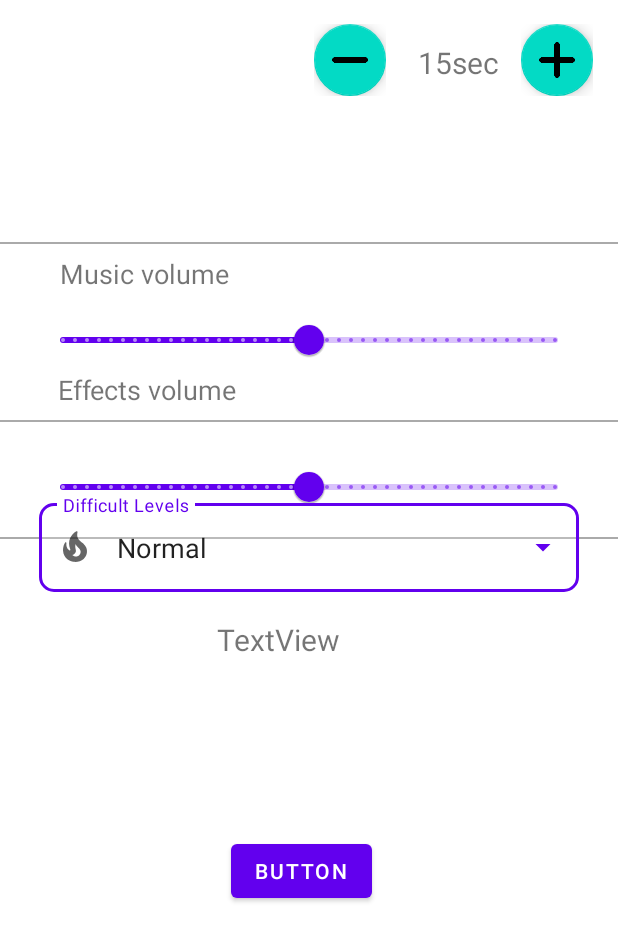
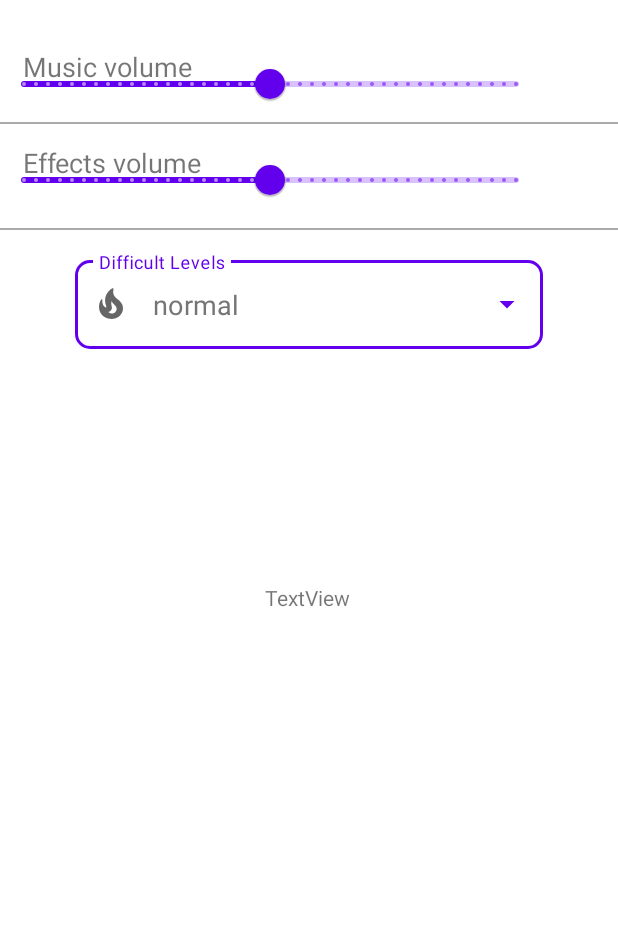
Before and after one commit to GrKnght/SummerPractice-Team13, an Android app: the layout fragment_settings.xml on its own in the app's theme, with its tools: preview values and no code run, on a phone screen of 412 x 824 dp. Shown: the top 941 px of the screen. Run offline under Robolectric (Android 15) with nearby library versions, the phone set to English and light mode, and no system bars.

Commit message:
SettingsUpdate

```diff
--- a/app/src/main/java/summerpractice/team13/guessthedrawing/mvp/presenters/answer_check_presenter/IAnswerCheckPresenter.kt
+++ b/app/src/main/java/summerpractice/team13/guessthedrawing/mvp/presenters/answer_check_presenter/IAnswerCheckPresenter.kt
@@ -1,6 +1,7 @@
 package summerpractice.team13.guessthedrawing.mvp.presenters.answer_check_presenter
 
 import android.content.Context
+import android.widget.Button
 import android.widget.Chronometer
 import android.widget.EditText
 import android.widget.ImageView
@@ -15,7 +16,8 @@ interface IAnswerCheckPresenter {
         imageView: ImageView,
         editText: EditText,
         chronometer: Chronometer,
-        progressIndicator: LinearProgressIndicator
+        progressIndicator: LinearProgressIndicator,
+        button: Button
     )
 
     fun getDrawableId(imageView: ImageView): Int
--- a/app/src/main/java/summerpractice/team13/guessthedrawing/timer/Timer.kt
+++ b/app/src/main/java/summerpractice/team13/guessthedrawing/timer/Timer.kt
@@ -1,6 +1,8 @@
 package summerpractice.team13.guessthedrawing.timer
 
+import android.content.Context
 import android.os.CountDownTimer
+import summerpractice.team13.guessthedrawing.utils.PrefUtil
 
 class Timer {
 
@@ -12,7 +14,7 @@ class Timer {
     private var secondsRemaining = 0L
 
 
-    fun t() {
 
-    }
+
+
 }
--- a/app/src/main/java/summerpractice/team13/guessthedrawing/ui/settings_screen/SettingsViewModel.kt
+++ b/app/src/main/java/summerpractice/team13/guessthedrawing/ui/settings_screen/SettingsViewModel.kt
@@ -6,8 +6,8 @@ import androidx.lifecycle.ViewModel
 class SettingsViewModel : ViewModel() {
 
 
-    val text: MutableLiveData<String> by lazy {
-        MutableLiveData<String>()
+    val value: MutableLiveData<Float> by lazy {
+        MutableLiveData<Float>()
     }
 
 
--- a/app/src/main/res/layout/fragment_settings.xml
+++ b/app/src/main/res/layout/fragment_settings.xml
@@ -4,222 +4,143 @@
     xmlns:tools="http://schemas.android.com/tools"
     android:layout_width="match_parent"
     android:layout_height="match_parent"
-    tools:context=".ui.settings_screen.SettingsFragment">
+    tools:context=".ui.settings_screen.SettingsFragment"
+    >
 
-    <LinearLayout
-        android:id="@+id/linearLayout4"
-        android:layout_width="wrap_content"
+    <FrameLayout
+        android:id="@+id/frameLayout"
+        android:layout_width="match_parent"
         android:layout_height="wrap_content"
-        android:layout_marginTop="28dp"
-        android:orientation="horizontal"
-        app:layout_constraintEnd_toStartOf="@+id/linearLayout5"
-        app:layout_constraintStart_toEndOf="@+id/linearLayout2"
-        app:layout_constraintTop_toTopOf="parent">
-
-        <TextView
-            android:id="@+id/secondsTW"
-            android:layout_width="wrap_content"
-            android:layout_height="wrap_content"
-            android:layout_marginStart="6dp"
-            android:text="@string/_15sec"
-            android:textSize="20sp" />
-    </LinearLayout>
-
-    <LinearLayout
-        android:id="@+id/linearLayout5"
-        android:layout_width="wrap_content"
-        android:layout_height="wrap_content"
-        android:layout_marginTop="16dp"
-        android:orientation="horizontal"
+        android:layout_marginTop="32dp"
         app:layout_constraintEnd_toEndOf="parent"
-        app:layout_constraintHorizontal_bias="0.955"
+        app:layout_constraintHorizontal_bias="0.0"
         app:layout_constraintStart_toStartOf="parent"
         app:layout_constraintTop_toTopOf="parent">
-
-        <com.google.android.material.floatingactionbutton.FloatingActionButton
-            android:id="@+id/incrementFB"
-            android:layout_width="wrap_content"
-            android:layout_height="wrap_content"
-            android:clickable="true"
-            android:contentDescription="@string/incrementfloatingbutton"
-            android:focusable="true"
-            android:src="@drawable/plus"
-            app:fabCustomSize="48dp"
-            app:fabSize="auto" />
-    </LinearLayout>
-
-    <LinearLayout
-        android:id="@+id/linearLayout2"
-        android:layout_width="wrap_content"
-        android:layout_height="wrap_content"
-        android:layout_marginTop="16dp"
-        android:orientation="horizontal"
-        app:layout_constraintEnd_toEndOf="parent"
-        app:layout_constraintHorizontal_bias="0.575"
-        app:layout_constraintStart_toStartOf="parent"
-        app:layout_constraintTop_toTopOf="parent">
-
-        <com.google.android.material.floatingactionbutton.FloatingActionButton
-            android:id="@+id/decrementFB"
-            android:layout_width="wrap_content"
-            android:layout_height="match_parent"
-            android:clickable="true"
-            android:contentDescription="@string/decrementfloatingbutton"
-            android:focusable="true"
-            android:minWidth="48dp"
-            android:minHeight="48dp"
-            android:src="@drawable/minus"
-            app:fabCustomSize="48dp"
-            app:fabSize="auto" />
-    </LinearLayout>
-
-    <View style="@style/Divider"
-        android:id="@+id/separator1"
-        app:layout_constraintTop_toTopOf="parent"
-        app:layout_constraintBottom_toBottomOf="parent"
-        app:layout_constraintStart_toStartOf="parent"
-        app:layout_constraintEnd_toEndOf="parent"
-        android:layout_marginBottom="500dp"
-        android:background="@android:color/darker_gray">
-    </View>
 
         <TextView
             android:id="@+id/tv_music_volume"
             android:layout_width="wrap_content"
             android:layout_height="wrap_content"
+            android:paddingStart="15dp"
+            android:paddingEnd="15dp"
             android:text="@string/music_volume"
-        android:layout_marginBottom="460dp"
-        android:layout_marginEnd="220dp"
             android:textSize="18sp"
-        app:layout_constraintBottom_toBottomOf="parent"
-        app:layout_constraintEnd_toEndOf="parent"
-        app:layout_constraintStart_toStartOf="parent"
-        app:layout_constraintTop_toTopOf="parent">
-    </TextView>
+            tools:ignore="SpeakableTextPresentCheck" />
 
         <com.google.android.material.slider.Slider
             android:id="@+id/slider_music"
             android:layout_width="360dp"
             android:layout_height="6dp"
-        android:layout_marginTop="10dp"
+            android:labelFor="@id/tv_music_volume"
             android:stepSize="1"
             android:value="50"
             android:valueFrom="0"
             android:valueTo="100"
-        android:labelFor="@id/tv_music_volume"
             app:labelBehavior="floating"
-        app:layout_constraintBottom_toTopOf="@+id/separator2"
+            tools:ignore="SpeakableTextPresentCheck" />
+    </FrameLayout>
+
+    <View
+        android:id="@+id/separator2"
+        style="@style/Divider"
+        android:layout_marginTop="1dp"
+        android:layout_marginBottom="564dp"
+        android:background="@android:color/darker_gray"
+        app:layout_constraintBottom_toBottomOf="parent"
         app:layout_constraintEnd_toEndOf="parent"
+        app:layout_constraintHorizontal_bias="0.0"
         app:layout_constraintStart_toStartOf="parent"
-        app:layout_constraintTop_toBottomOf="@+id/separator1">
-    </com.google.android.material.slider.Slider>
+        app:layout_constraintTop_toBottomOf="@+id/frameLayout"
+        app:layout_constraintVertical_bias="0.0" />
 
-    <View style="@style/Divider"
-        android:id="@+id/separator2"
-        android:layout_marginBottom="425dp"
-       app:layout_constraintTop_toBottomOf="@id/separator1"
-        app:layout_constraintBottom_toBottomOf="parent"
-        app:layout_constraintStart_toStartOf="parent"
-        app:layout_constraintEnd_toEndOf="parent"
-        android:background="@android:color/darker_gray"/>
-
-
+    <FrameLayout
+        android:id="@+id/frameLayout2"
+        android:layout_width="match_parent"
+        android:layout_height="wrap_content"
+        android:layout_marginTop="16dp"
+        app:layout_constraintTop_toBottomOf="@+id/frameLayout"
+        tools:layout_editor_absoluteX="0dp">
 
         <TextView
             android:id="@+id/tv_effects_volume"
             android:layout_width="wrap_content"
             android:layout_height="wrap_content"
+            android:paddingStart="15dp"
+            android:paddingEnd="15dp"
             android:text="@string/effects_volume"
-        android:layout_marginBottom="305dp"
-        android:layout_marginEnd="216dp"
-        android:textSize="18sp"
-        app:layout_constraintBottom_toBottomOf="parent"
-        app:layout_constraintEnd_toEndOf="parent"
-        app:layout_constraintStart_toStartOf="parent"
-        app:layout_constraintTop_toTopOf="parent">
-    </TextView>
+            android:textSize="18sp" />
 
         <com.google.android.material.slider.Slider
             android:id="@+id/slider_effects"
             android:layout_width="360dp"
-        android:layout_height="6dp"
-        android:layout_marginTop="10dp"
+            android:layout_height="match_parent"
+            android:labelFor="@id/tv_music_volume"
             android:stepSize="1"
             android:value="50"
             android:valueFrom="0"
             android:valueTo="100"
-        android:labelFor="@id/tv_music_volume"
             app:labelBehavior="floating"
-        app:layout_constraintBottom_toTopOf="@+id/separator3"
+            tools:ignore="SpeakableTextPresentCheck" />
+    </FrameLayout>
+
+    <View
+        android:id="@+id/separator3"
+        style="@style/Divider"
+        android:layout_marginBottom="270dp"
+        android:background="@android:color/darker_gray"
+        app:layout_constraintBottom_toBottomOf="parent"
         app:layout_constraintEnd_toEndOf="parent"
         app:layout_constraintStart_toStartOf="parent"
-        app:layout_constraintTop_toBottomOf="@+id/separator2">
-    </com.google.android.material.slider.Slider>
-
-    <View style="@style/Divider"
-        android:id="@+id/separator3"
-        android:layout_marginBottom="270dp"
-        app:layout_constraintTop_toBottomOf="@id/separator1"
-        app:layout_constraintBottom_toBottomOf="parent"
-        app:layout_constraintStart_toStartOf="parent"
-        app:layout_constraintEnd_toEndOf="parent"
-        android:background="@android:color/darker_gray"/>
+        app:layout_constraintTop_toBottomOf="@+id/frameLayout2"
+        app:layout_constraintVertical_bias="0.01999998" />
 
 
+    <FrameLayout
+        android:id="@+id/frameLayout3"
+        android:layout_width="match_parent"
+        android:layout_height="wrap_content"
+        android:layout_marginTop="16dp"
+        app:layout_constraintTop_toTopOf="@+id/separator3">
+
         <com.google.android.material.textfield.TextInputLayout
+            android:id="@+id/textField"
             style="@style/Widget.MaterialComponents.TextInputLayout.OutlinedBox.ExposedDropdownMenu"
-        android:id="@+id/textField"
-        android:layout_width="360dp"
+            android:layout_width="match_parent"
             android:layout_height="wrap_content"
             android:layout_marginBottom="100dp"
             android:hint="@string/difficult_level"
+            android:paddingStart="50dp"
+            android:paddingEnd="50dp"
             app:boxCornerRadiusBottomEnd="10dp"
             app:boxCornerRadiusBottomStart="10dp"
             app:boxCornerRadiusTopEnd="10dp"
             app:boxCornerRadiusTopStart="10dp"
-        app:startIconDrawable="@drawable/ic_fire"
-        app:layout_constraintBottom_toBottomOf="parent"
-        app:layout_constraintEnd_toEndOf="parent"
-        app:layout_constraintStart_toStartOf="parent"
-        app:layout_constraintTop_toTopOf="parent">
+            app:startIconDrawable="@drawable/ic_fire">
 
             <AutoCompleteTextView
                 android:id="@+id/autoCompleteTextView"
                 android:layout_width="match_parent"
                 android:layout_height="match_parent"
-            android:layout_weight="1"
                 android:inputType="none"
-            android:text="Normal"
+                android:text="@string/normal"
+                android:textColor="#757575"
                 android:textSize="18sp"
                 tools:ignore="LabelFor">
 
             </AutoCompleteTextView>
         </com.google.android.material.textfield.TextInputLayout>
+    </FrameLayout>
 
     <TextView
-        android:id="@+id/testShared"
-        android:layout_width="104dp"
-        android:layout_height="28dp"
-        android:layout_marginTop="10dp"
-        android:text="TextView"
-        android:textSize="20sp"
-        app:layout_constraintBottom_toBottomOf="parent"
-        app:layout_constraintEnd_toEndOf="parent"
-        app:layout_constraintHorizontal_bias="0.469"
-        app:layout_constraintStart_toStartOf="parent"
-        app:layout_constraintTop_toBottomOf="@+id/textField"
-        app:layout_constraintVertical_bias="0.021" />
-
-    <Button
-        android:id="@+id/testSharedButton"
+        android:id="@+id/testTW"
         android:layout_width="wrap_content"
         android:layout_height="wrap_content"
-        android:layout_marginTop="116dp"
-        android:text="Button"
+        android:layout_marginTop="56dp"
+        android:text="TextView"
         app:layout_constraintEnd_toEndOf="parent"
-        app:layout_constraintHorizontal_bias="0.485"
+        app:layout_constraintHorizontal_bias="0.498"
         app:layout_constraintStart_toStartOf="parent"
-        app:layout_constraintTop_toBottomOf="@+id/testShared" />
+        app:layout_constraintTop_toBottomOf="@+id/frameLayout3" />
 
 
 </androidx.constraintlayout.widget.ConstraintLayout>
--- a/app/src/main/res/values/strings.xml
+++ b/app/src/main/res/values/strings.xml
@@ -18,6 +18,7 @@
     <string name="difficult_level">Difficult Levels</string>
     <string name="try_again">TRY AGAIN!</string>
     <string name="start">START!</string>
+    <string name="normal" translatable="false">normal</string>
     <string-array name="difficultyLevels">
         <item>Easy</item>
         <item>Normal</item>
```
Also changed, not shown: app/build.gradle (+8 -0 lines), app/src/main/java/summerpractice/team13/guessthedrawing/MainActivity.kt (+2 -14 lines), app/src/main/java/summerpractice/team13/guessthedrawing/mvp/presenters/AppPreferences.kt (+16 -0 lines), app/src/main/java/summerpractice/team13/guessthedrawing/mvp/presenters/answer_check_presenter/AnswerCheckPresenter.kt (+16 -1 lines), app/src/main/java/summerpractice/team13/guessthedrawing/mvp/presenters/change_time_presenter/ChangeDifficultyPresenter.kt (added, +36 -0 lines), app/src/main/java/summerpractice/team13/guessthedrawing/mvp/presenters/change_time_presenter/ChangeTimePresenter.kt (deleted, +0 -25 lines), app/src/main/java/summerpractice/team13/guessthedrawing/mvp/presenters/change_time_presenter/IChangeDifficultyPresenter.kt (added, +7 -0 lines), app/src/main/java/summerpractice/team13/guessthedrawing/mvp/presenters/change_time_presenter/IChangeTimePresenter.kt (deleted, +0 -8 lines), app/src/main/java/summerpractice/team13/guessthedrawing/mvp/views/change_time_view/IChangeDifficultyView.kt (added, +8 -0 lines), app/src/main/java/summerpractice/team13/guessthedrawing/mvp/views/change_time_view/IChangeTimeView.kt (deleted, +0 -9 lines), app/src/main/java/summerpractice/team13/guessthedrawing/ui/play_screen/HomeFragment.kt (+15 -6 lines), app/src/main/java/summerpractice/team13/guessthedrawing/ui/settings_screen/SettingsFragment.kt (+68 -58 lines), app/src/main/java/summerpractice/team13/guessthedrawing/utils/PrefUtils.kt (added, +58 -0 lines), app/src/main/res/layout/dropdown_item.xml (+4 -6 lines). Lines whose indentation alone changed are shown as unchanged.
